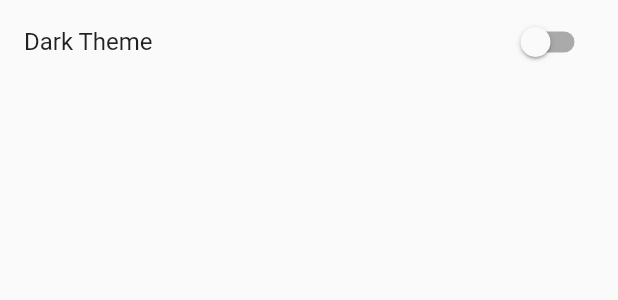
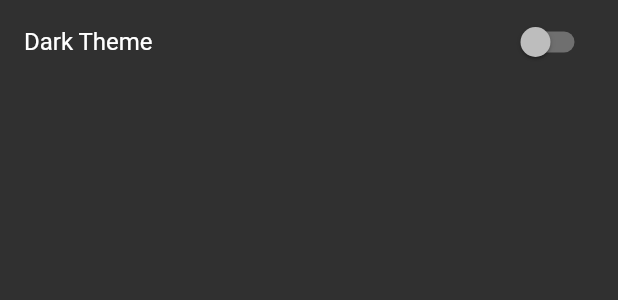
Before and after one commit to ahmeterdgn/todayinhistory, a Flutter app: the SettingsPage widget shown alone on an empty page, opened directly, on a phone screen of 412 x 824 dp. Shown: the top 300 px of the screen. Run offline on Flutter 3.47's test engine with Material 2 defaults, Android fonts, the phone set to English and light mode, and no system bars; our stand-ins replace convex_bottom_bar, font_awesome_flutter, intro_slider, shared_preferences; missing offline and left inert: drawerbehavior; accounts and stored records are empty; network calls fail; statements that could not run were skipped.

Commit message:
dark theme edit

```diff
--- a/lib/main.dart
+++ b/lib/main.dart
@@ -34,7 +34,9 @@ class _MyAppState extends State<MyApp> {
   @override
   Widget build(BuildContext context) {
     return ChangeNotifierProvider<ThemeChanger>(
-      create: (_) => ThemeChanger(ThemeData.light()),
+      create: (_) => themes == true
+          ? ThemeChanger(ThemeData.light())
+          : ThemeChanger(ThemeData.dark()),
       child: Main(),
     );
   }
--- a/lib/screens/settings.dart
+++ b/lib/screens/settings.dart
@@ -11,8 +11,7 @@ class SettingsPage extends StatefulWidget {
 
 class _SettingsPageState extends State<SettingsPage> {
   var themes = false;
-  var dark = false;
-  var light = true;
+
   @override
   void initState() {
     super.initState();
```
Also changed, not shown: 1 other file.
